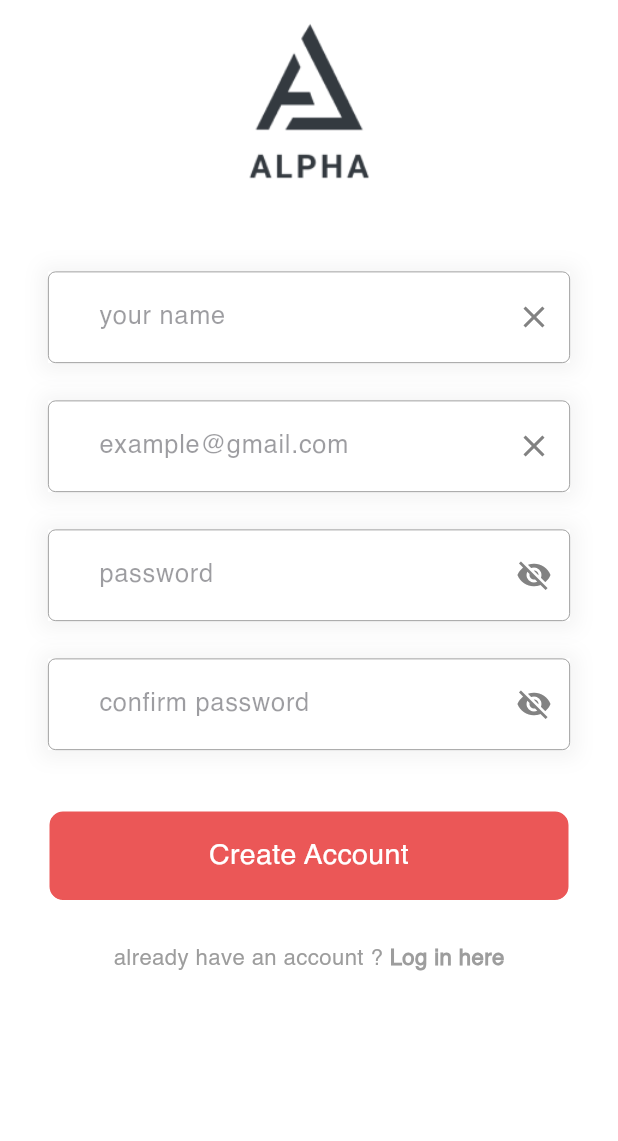
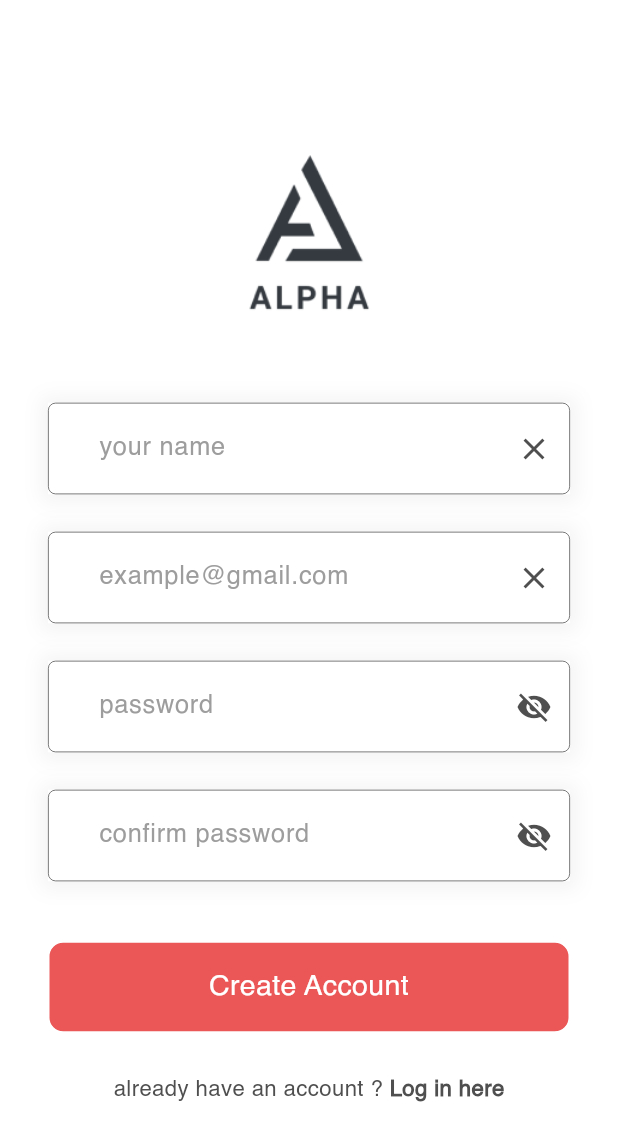
Before and after one commit to As-tra/Alpha, a Flutter app: the screen it shows after launch, after a tap on "Create Account", on a phone screen of 412 x 824 dp. Shown: the top 1141 px of the screen. Run offline on Flutter 3.47's test engine with Material 3 defaults, Android fonts, the phone set to English and light mode, and no system bars; our stand-ins replace adaptive_theme, device_preview, firebase_auth, firebase_core, flutter_bloc, go_router; accounts and stored records are empty.

Commit message:
fix app theme

```diff
--- a/lib/utils/colors.dart
+++ b/lib/utils/colors.dart
@@ -3,9 +3,10 @@ import 'package:flutter/material.dart';
 abstract class AppColors {
   static const primaryColor = Color(0xffEB5757);
   static const backgroudColor = Colors.white;
+  static const whiteShade = Color(0xfff0f0f0);
   static const secondaryColor = Color(0xff19191B);
-  static const grey1 = Color(0xff9D9D9D);
-  static const grey2 = Color(0xff4F4F4F);
-  static const grey3 = Color(0xff828282);
+  static const grey1 = Color(0xff333333);
+  static const grey2 = Color(0xff9D9D9D);
+  static const grey3 = Color(0xff4f4f4f);
   static const starColor = Color(0xffFFCE31);
 }
--- a/lib/utils/styles.dart
+++ b/lib/utils/styles.dart
@@ -4,7 +4,7 @@ abstract class Styles {
   static TextStyle styleRegular18(BuildContext context) {
     return TextStyle(
       fontSize: getResonsiveFontSize(context: context, baseFontSize: 18),
-      color: Theme.of(context).colorScheme.surface,
+      color: Theme.of(context).colorScheme.onPrimary,
     );
   }
 
@@ -57,7 +57,7 @@ abstract class Styles {
   static TextStyle styleReglar14(BuildContext context) {
     return TextStyle(
       fontSize: getResonsiveFontSize(context: context, baseFontSize: 14),
-      color: Theme.of(context).colorScheme.tertiary,
+      color: Theme.of(context).colorScheme.onSurfaceVariant,
     );
   }
 
--- a/lib/utils/theme.dart
+++ b/lib/utils/theme.dart
@@ -9,6 +9,7 @@ ThemeData lightTheme = ThemeData(
   fontFamily: kFontFamily,
   colorScheme: const ColorScheme.light(
     primary: AppColors.primaryColor,
+    onPrimary: AppColors.whiteShade,
     secondary: AppColors.secondaryColor,
     surface: AppColors.backgroudColor,
     onSurface: AppColors.grey2,
--- a/lib/widgets/custom_form_field.dart
+++ b/lib/widgets/custom_form_field.dart
@@ -31,7 +31,7 @@ class CustomFormTextField extends StatelessWidget {
           focusedBorder: _buildBorder(context),
           hintText: hintText,
           hintStyle: Styles.styleRegular16(context).copyWith(
-            color: const Color(0xff3C3C43).withOpacity(.5),
+            color: Theme.of(context).colorScheme.onSurface,
           ),
         ),
       ),
--- a/lib/widgets/custom_password_field.dart
+++ b/lib/widgets/custom_password_field.dart
@@ -2,7 +2,8 @@ import 'package:alpha/utils/styles.dart';
 import 'package:flutter/material.dart';
 
 class CustomPasswordField extends StatefulWidget {
-  const CustomPasswordField({super.key, required this.controller, required this.hint});
+  const CustomPasswordField(
+      {super.key, required this.controller, required this.hint});
   final TextEditingController controller;
   final String hint;
 
@@ -25,6 +26,7 @@ class _CustomPasswordFieldState extends State<CustomPasswordField> {
         },
         controller: widget.controller,
         obscureText: !showPassword,
+        obscuringCharacter: '*',
         decoration: InputDecoration(
           border: _buildBorder(context),
           enabledBorder: _buildBorder(context),
@@ -33,7 +35,7 @@ class _CustomPasswordFieldState extends State<CustomPasswordField> {
               const EdgeInsets.symmetric(horizontal: 30, vertical: 18),
           hintText: widget.hint,
           hintStyle: Styles.styleRegular16(context).copyWith(
-            color: const Color(0xff3C3C43).withOpacity(.5),
+            color: Theme.of(context).colorScheme.onSurface,
           ),
           suffixIcon: GestureDetector(
             onTap: () {
--- a/lib/widgets/onboarding_view_body.dart
+++ b/lib/widgets/onboarding_view_body.dart
@@ -26,7 +26,7 @@ class OnboardingViewBody extends StatelessWidget {
           ),
           const SizedBox(height: 7),
           Text(
-            "Read without limits",
+            "Limitless reading awaits you today",
             style: Styles.styleRegular18(context),
             textAlign: TextAlign.center,
           ),
--- a/lib/widgets/register_view_body.dart
+++ b/lib/widgets/register_view_body.dart
@@ -50,11 +50,12 @@ class _RegisterViewBodyState extends State<RegisterViewBody> {
         }
       },
       builder: (context, state) {
-        return SingleChildScrollView(
-          child: Padding(
+        return Padding(
           padding: const EdgeInsets.symmetric(horizontal: 32),
+          child: Center(
             child: Form(
               key: formKey,
+              child: SingleChildScrollView(
                 child: Column(
                   mainAxisAlignment: MainAxisAlignment.center,
                   crossAxisAlignment: CrossAxisAlignment.stretch,
@@ -107,6 +108,7 @@ class _RegisterViewBodyState extends State<RegisterViewBody> {
                 ),
               ),
             ),
+          ),
         );
       },
     );
--- a/lib/widgets/splash_view_body.dart
+++ b/lib/widgets/splash_view_body.dart
@@ -27,9 +27,7 @@ class _SplashViewBodyState extends State<SplashViewBody> {
       child: Image.asset(
         height: 180,
         width: 180,
-        MediaQuery.of(context).platformBrightness == Brightness.dark
-            ? Assets.imagesLogoDark
-            : Assets.imagesLogoLight,
+        Assets.imagesLogoLight,
       ),
     );
   }
```
Lines whose indentation alone changed are shown as unchanged.
